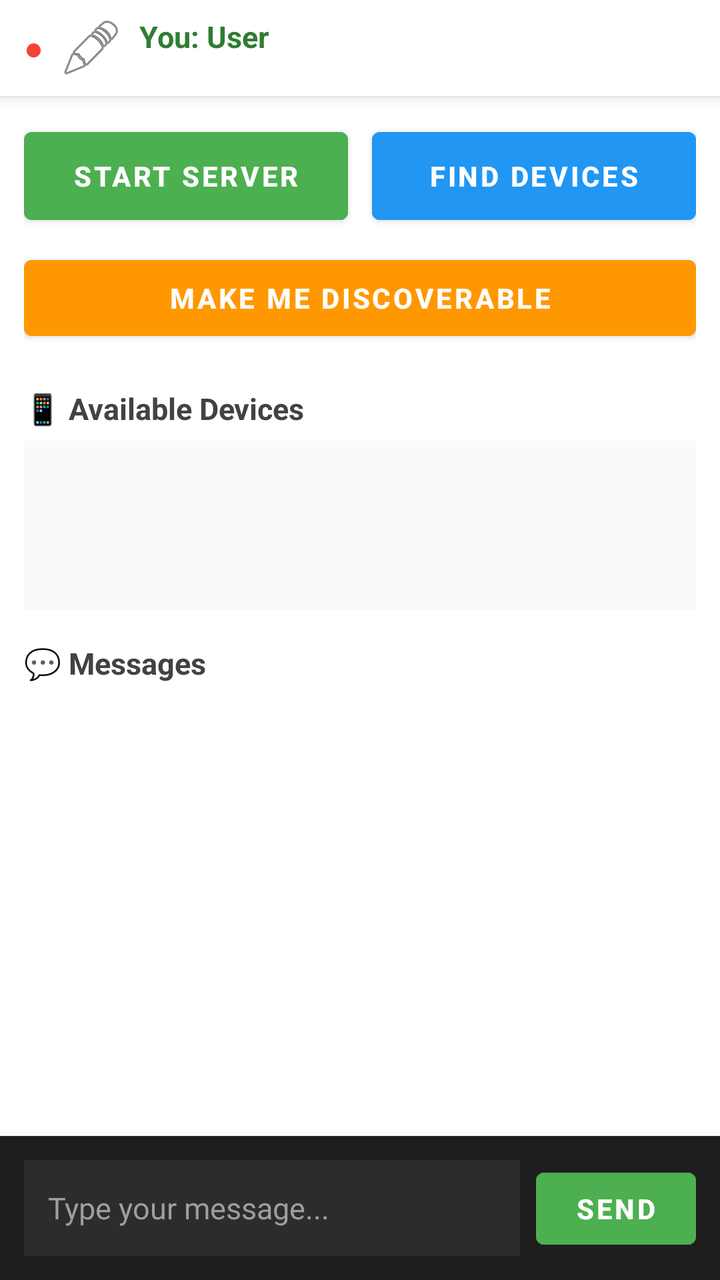
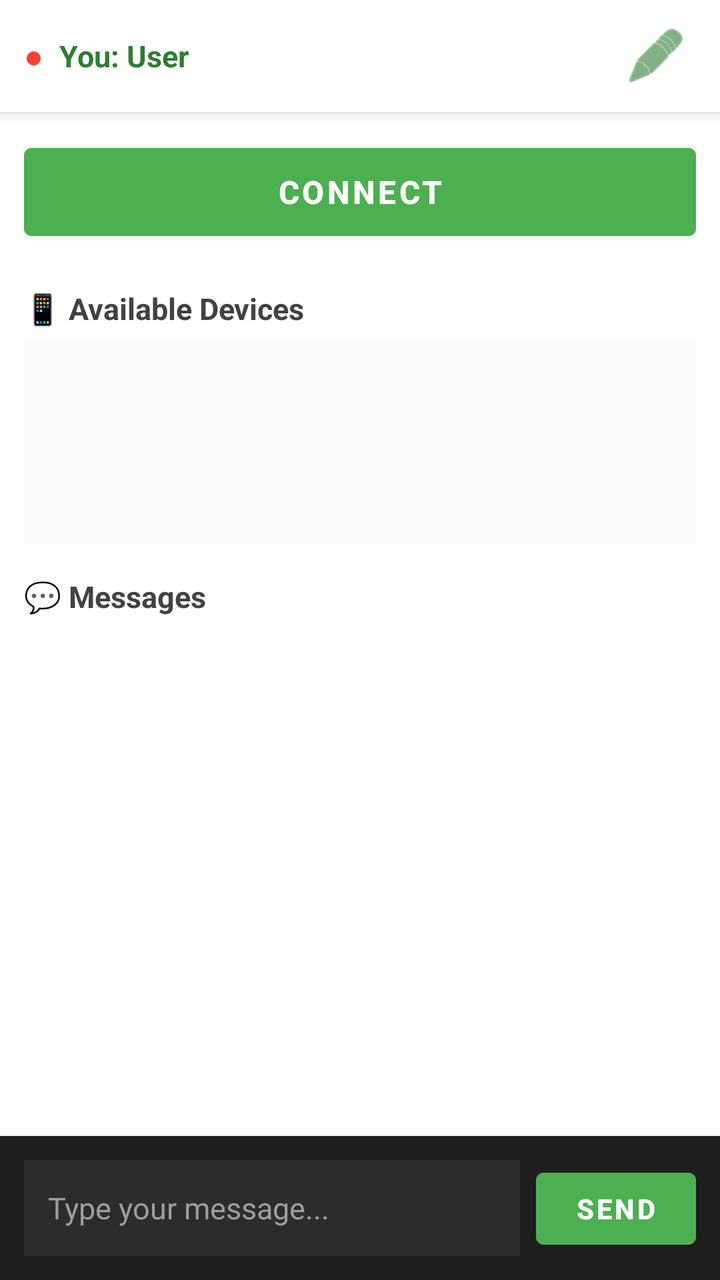

An Android layout rendered at two revisions. The XML below is the earlier revision; the diff shows what the commit changed to produce the second picture.
<!-- AndroidManifest.xml: application theme Theme.P2PChat -->
<!-- res/layout/activity_bluetooth_chat.xml -->
<?xml version="1.0" encoding="utf-8"?>
<LinearLayout xmlns:android="http://schemas.android.com/apk/res/android"
    android:layout_width="match_parent"
    android:layout_height="match_parent"
    android:orientation="vertical"
    android:background="@android:color/white"
    android:padding="0dp">

    
    <LinearLayout
        android:layout_width="match_parent"
        android:layout_height="wrap_content"
        android:orientation="horizontal"
        android:gravity="center_vertical"
        android:background="@android:color/white"
        android:elevation="4dp"
        android:paddingStart="12dp"
        android:paddingEnd="12dp"
        android:paddingTop="8dp"
        android:paddingBottom="8dp">

        <TextView
            android:id="@+id/connection_indicator"
            android:layout_width="wrap_content"
            android:layout_height="wrap_content"
            android:text="●"
            android:textSize="16sp"
            android:textColor="#F44336"
            android:layout_marginEnd="8dp"
            android:contentDescription="Connection status" />

        <TextView
            android:id="@+id/username_display"
            android:layout_width="0dp"
            android:layout_weight="1"
            android:layout_height="wrap_content"
            android:text="You: User"
            android:textSize="15sp"
            android:textStyle="bold"
            android:textColor="#2E7D32"
            android:drawableStart="@android:drawable/ic_menu_edit"
            android:drawablePadding="8dp"
            android:hint="Long press to change username" />

        
        <TextView
            android:id="@+id/status_text"
            android:layout_width="0dp"
            android:layout_height="0dp"
            android:visibility="gone"
            android:text="Bluetooth Chat Ready" />
    </LinearLayout>

    
    <LinearLayout
        android:layout_width="match_parent"
        android:layout_height="wrap_content"
        android:orientation="vertical"
        android:padding="12dp"
        android:background="@android:color/white"
        android:elevation="2dp">

        <LinearLayout
            android:layout_width="match_parent"
            android:layout_height="wrap_content"
            android:orientation="horizontal"
            android:layout_marginBottom="8dp">

            <Button
                android:id="@+id/btn_start_server"
                android:layout_width="0dp"
                android:layout_height="56dp"
                android:layout_weight="1"
                android:text="Start Server"
                android:textSize="14sp"
                android:textStyle="bold"
                android:backgroundTint="#4CAF50"
                android:textColor="@android:color/white"
                android:layout_marginEnd="6dp" />

            <Button
                android:id="@+id/btn_discover_devices"
                android:layout_width="0dp"
                android:layout_height="56dp"
                android:layout_weight="1"
                android:text="Find Devices"
                android:textSize="14sp"
                android:textStyle="bold"
                android:backgroundTint="#2196F3"
                android:textColor="@android:color/white"
                android:layout_marginStart="6dp" />
        </LinearLayout>

        <Button
            android:id="@+id/btn_make_discoverable"
            android:layout_width="match_parent"
            android:layout_height="50dp"
            android:text="Make Me Discoverable"
            android:textSize="14sp"
            android:textStyle="bold"
            android:backgroundTint="#FF9800"
            android:textColor="@android:color/white"
            android:drawableStart="@android:drawable/ic_menu_view"
            android:paddingStart="16dp"
            android:paddingEnd="16dp" />
    </LinearLayout>

    
    <LinearLayout
        android:layout_width="match_parent"
        android:layout_height="0dp"
        android:layout_weight="1"
        android:orientation="vertical"
        android:paddingStart="12dp"
        android:paddingEnd="12dp"
        android:paddingTop="8dp"
        android:paddingBottom="8dp"
        android:background="@android:color/white"
        android:elevation="2dp">

        <TextView
            android:layout_width="wrap_content"
            android:layout_height="wrap_content"
            android:text="📱 Available Devices"
            android:textStyle="bold"
            android:textSize="15sp"
            android:textColor="#424242"
            android:layout_marginBottom="6dp" />

        <ListView
            android:id="@+id/device_list"
            android:layout_width="match_parent"
            android:layout_height="0dp"
            android:layout_weight="1"
            android:background="#FAFAFA"
            android:divider="#E0E0E0"
            android:dividerHeight="1dp"
            android:padding="4dp" />
    </LinearLayout>

    
    <LinearLayout
        android:layout_width="match_parent"
        android:layout_height="0dp"
        android:layout_weight="2"
        android:orientation="vertical"
        android:paddingStart="12dp"
        android:paddingEnd="12dp"
        android:paddingTop="8dp"
        android:paddingBottom="8dp"
        android:background="@android:color/white"
        android:elevation="2dp">

        <TextView
            android:layout_width="wrap_content"
            android:layout_height="wrap_content"
            android:text="💬 Messages"
            android:textStyle="bold"
            android:textSize="15sp"
            android:textColor="#424242"
            android:layout_marginBottom="6dp" />

        <ListView
            android:id="@+id/message_list"
            android:layout_width="match_parent"
            android:layout_height="0dp"
            android:layout_weight="1"
            android:background="#FFFFFF"
            android:divider="#E0E0E0"
            android:dividerHeight="1dp"
            android:padding="8dp"
            android:transcriptMode="alwaysScroll"
            android:stackFromBottom="true" />
    </LinearLayout>

    
    <LinearLayout
        android:layout_width="match_parent"
        android:layout_height="wrap_content"
        android:orientation="horizontal"
        android:padding="12dp"
        android:background="#1E1E1E"
        android:elevation="8dp">

        <EditText
            android:id="@+id/message_input"
            android:layout_width="0dp"
            android:layout_height="wrap_content"
            android:layout_weight="1"
            android:hint="Type your message..."
            android:padding="12dp"
            android:background="#2C2C2C"
            android:textColor="#FFFFFF"
            android:textColorHint="#9E9E9E"
            android:textSize="15sp"
            android:layout_marginEnd="8dp"
            android:minHeight="48dp"
            android:maxLines="3"
            android:inputType="textCapSentences|textMultiLine" />

        <Button
            android:id="@+id/btn_send_message"
            android:layout_width="wrap_content"
            android:layout_height="wrap_content"
            android:text="Send"
            android:textStyle="bold"
            android:backgroundTint="#4CAF50"
            android:textColor="@android:color/white"
            android:minWidth="80dp"
            android:minHeight="48dp" />
    </LinearLayout>

</LinearLayout>
<!-- resources referenced by this layout -->
<resources>
  <style name="Theme.P2PChat" parent="Theme.MaterialComponents.DayNight.DarkActionBar">
          
          <item name="colorPrimary">@color/purple_500</item>
          <item name="colorPrimaryVariant">@color/purple_700</item>
          <item name="colorOnPrimary">@color/white</item>
          
          <item name="colorSecondary">@color/teal_200</item>
          <item name="colorSecondaryVariant">@color/teal_700</item>
          <item name="colorOnSecondary">@color/black</item>
          
          <item name="android:statusBarColor" tools:targetApi="l">?attr/colorPrimaryVariant</item>
          
      </style>
  <color name="purple_500">#FF6200EE</color>
  <color name="purple_700">#FF3700B3</color>
  <color name="white">#FFFFFFFF</color>
  <color name="teal_200">#FF03DAC5</color>
  <color name="teal_700">#FF018786</color>
  <color name="black">#FF000000</color>
</resources>

<!-- the commit's change to res/layout/activity_bluetooth_chat.xml (unified diff, before → after) -->
@@ -37,10 +37,17 @@
             android:text="You: User"
             android:textSize="15sp"
             android:textStyle="bold"
-            android:textColor="#2E7D32"
-            android:drawableStart="@android:drawable/ic_menu_edit"
-            android:drawablePadding="8dp"
-            android:hint="Long press to change username" />
+            android:textColor="#2E7D32" />
+
+        <ImageButton
+            android:id="@+id/btn_edit_username"
+            android:layout_width="40dp"
+            android:layout_height="40dp"
+            android:src="@android:drawable/ic_menu_edit"
+            android:background="?android:attr/selectableItemBackgroundBorderless"
+            android:contentDescription="Edit name"
+            android:padding="6dp"
+            android:tint="#2E7D32" />
 
         
         <TextView
@@ -60,49 +67,15 @@
         android:background="@android:color/white"
         android:elevation="2dp">
 
-        <LinearLayout
+        <Button
+            android:id="@+id/btn_connect"
             android:layout_width="match_parent"
-            android:layout_height="wrap_content"
-            android:orientation="horizontal"
-            android:layout_marginBottom="8dp">
-
-            <Button
-                android:id="@+id/btn_start_server"
-                android:layout_width="0dp"
-                android:layout_height="56dp"
-                android:layout_weight="1"
-                android:text="Start Server"
-                android:textSize="14sp"
-                android:textStyle="bold"
-                android:backgroundTint="#4CAF50"
-                android:textColor="@android:color/white"
-                android:layout_marginEnd="6dp" />
-
-            <Button
-                android:id="@+id/btn_discover_devices"
-                android:layout_width="0dp"
-                android:layout_height="56dp"
-                android:layout_weight="1"
-                android:text="Find Devices"
-                android:textSize="14sp"
-                android:textStyle="bold"
-                android:backgroundTint="#2196F3"
-                android:textColor="@android:color/white"
-                android:layout_marginStart="6dp" />
-        </LinearLayout>
-
-        <Button
-            android:id="@+id/btn_make_discoverable"
-            android:layout_width="match_parent"
-            android:layout_height="50dp"
-            android:text="Make Me Discoverable"
-            android:textSize="14sp"
+            android:layout_height="56dp"
+            android:text="Connect"
+            android:textSize="16sp"
             android:textStyle="bold"
-            android:backgroundTint="#FF9800"
-            android:textColor="@android:color/white"
-            android:drawableStart="@android:drawable/ic_menu_view"
-            android:paddingStart="16dp"
-            android:paddingEnd="16dp" />
+            android:backgroundTint="#4CAF50"
+            android:textColor="@android:color/white" />
     </LinearLayout>
 
     
<!-- resource entries referenced after the edit -->
@@ -1,6 +1,6 @@
 <!-- resources referenced by this layout -->
 <resources>
-  <style name="Theme.P2PChat" parent="Theme.MaterialComponents.DayNight.DarkActionBar">
+  <style name="Theme.P2PChat" parent="Theme.MaterialComponents.Light.DarkActionBar">
           
           <item name="colorPrimary">@color/purple_500</item>
           <item name="colorPrimaryVariant">@color/purple_700</item>
